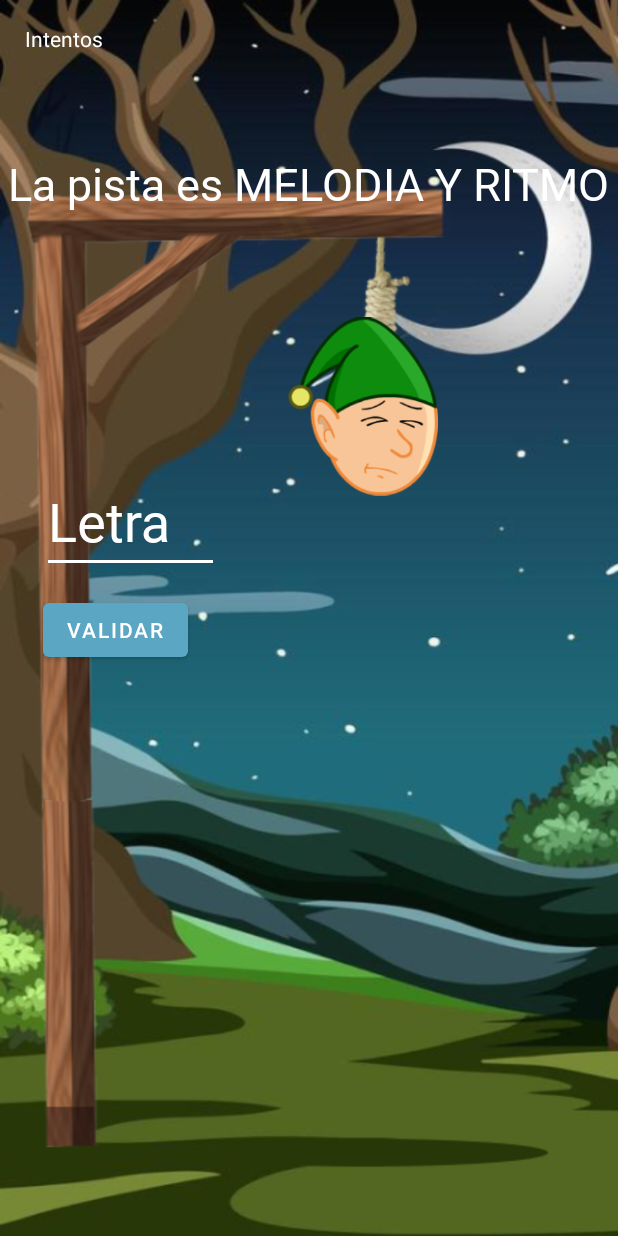
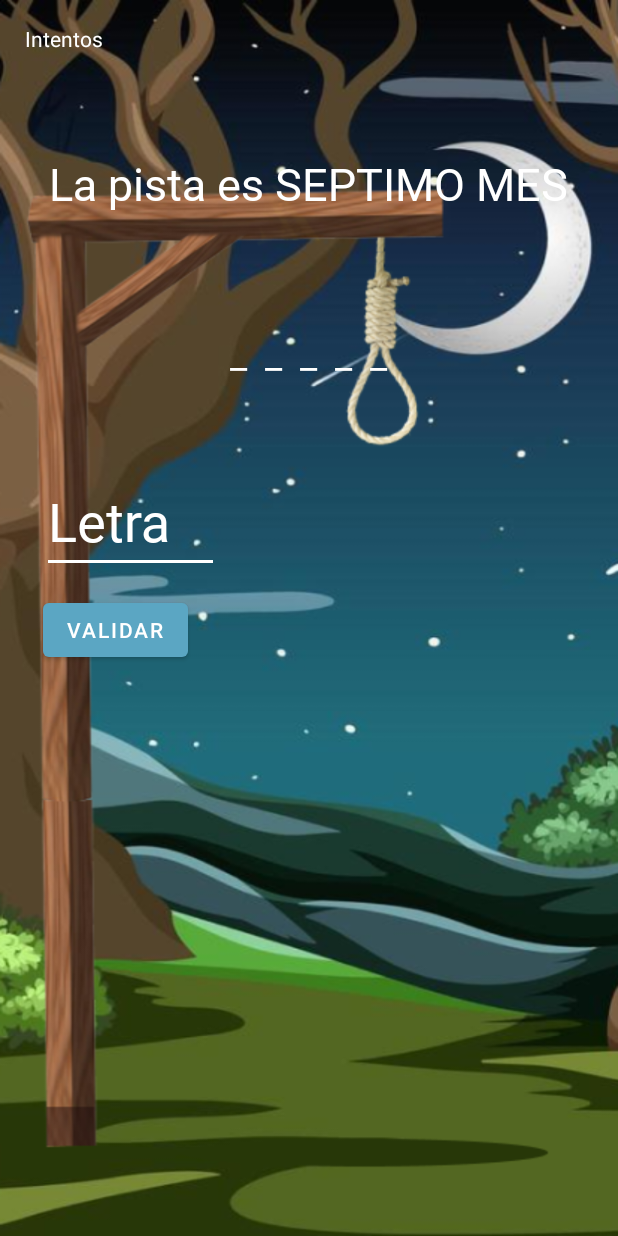
Before and after one commit to alycastro22/JuegoAhorcado, an Android app: the PantallaJuego screen opened directly, with no data from a screen before it, after a tap on "VALIDAR", on a phone screen of 412 x 824 dp. Run offline under Robolectric (Android 15) with nearby library versions, the phone set to English and light mode, and no system bars.

Commit message:
casi casi raza :(

```diff
--- a/app/src/main/java/hn/edu/ujcv/pdm_proyecto1_i_p1_juegoahorcado/PantallaJuego.kt
+++ b/app/src/main/java/hn/edu/ujcv/pdm_proyecto1_i_p1_juegoahorcado/PantallaJuego.kt
@@ -3,13 +3,20 @@
 
 import android.content.Intent
 import android.os.Bundle
+import android.util.ArraySet
 import android.view.View
+import android.widget.LinearLayout
+import android.widget.TextView
+import android.widget.Toast
 import androidx.appcompat.app.AppCompatActivity
+import androidx.core.view.isVisible
 import kotlinx.android.synthetic.main.activity_pantalla_juego.*
+import java.sql.Array
+import java.util.*
 
 class PantallaJuego : AppCompatActivity() {
-    var palabra = mutableMapOf<String,String>("araña" to "Animal 8 patas", "semana" to "Tiene 7 días", "julio" to "Septimo Mes", "cancion" to "Melodia y ritmo", "araña" to "Animal 8 patas ",
-            "carro" to "Vehiculo", "perro" to "Mascota", "rojo" to "Color Pasión", "domingo" to "Día de descanso", "luna" to "satelite natural de la tierra", "año" to "tiene 365 días ")
+    var palabra = mutableMapOf<String,String>("araña" to "Animal 8 patas", "semana" to "Tiene 7 días", "julio" to "Septimo Mes", "cancion" to "Melodia y ritmo", "araña" to "Animal 8 patas ")
+            //"carro" to "Vehiculo", "perro" to "Mascota", "rojo" to "Color Pasión", "domingo" to "Día de descanso", "luna" to "satelite natural de la tierra", "año" to "tiene 365 días ")
     private var palabrax = ""
     private var pistax = ""
     private var intentos = 6
@@ -18,6 +25,8 @@
     private var numchar = 0
     var correcto = false
     var equivocado =  false
+     var resultado = arrayOfNulls<TextView>(0)
+    // var letraArray
 
 
     override fun onCreate(savedInstanceState: Bundle?) {
@@ -26,7 +35,9 @@
         agregarPalabra()
         mostrarpista(palabra)
         btnValidar.setOnClickListener{Validar(palabra)}
-       // muñeco()
+
+        CrearViews()
+        //muñeco()
 
     }
 
@@ -44,52 +55,82 @@
 
      fun mostrarpista(mutableMap: MutableMap<String, String>){
          palabrax = palabra.keys.random()
+         resultado = arrayOfNulls(palabrax.length)
+         //CrearViews()
          pistax = palabra.getValue(palabrax)
+         //muñeco()
 
-        txtPista.text = getString(R.string.Pista1, pistax)
+
+        // resultado = palabrax
+
+         txtPista.text = getString(R.string.Pista1, pistax)
 
     }
 
 
     fun Validar(mutableMap: MutableMap<String, String>) {
-
         numchar = palabrax.length
-
-        /*for (palabraChar in palabrax){
-            val palabraChar : CharArray = palabrax.toCharArray()
-            println(palabraChar[0])
-
-        }*/
+    if(txtpalabra.text.isNotEmpty()){
         for (letra in palabrax){
             var letrausaruio = txtpalabra.text.last()
             if (letra.equals(letrausaruio)){
+                numcorr++
                 correcto = true
-                txtvMostrarPalabra.setText(letra.toString())
-                numcorr++
-            }else{
-                equivocado = true
+                break
             }
 
         }
+        if (!correcto ){
+            --intentos
 
-        if (correcto) {
+            partecuerpo++
+            muñeco()
+            limpiar()
+        }else {
+            MostrarLetra()
+            limpiar()
             if (numcorr == numchar) {
                 val ganar = Intent(this, PantallaGanaste::class.java)
                 startActivity(ganar)
                 //partecuerpo--
-                limpiar()
+
             }
-        }else if(equivocado){
-            partecuerpo++
-            println(partecuerpo)
         }
-        muñeco()
+    }else{
+        Toast.makeText(this, "Debe ingresar Letra", Toast.LENGTH_SHORT).show()
+    }
+        //muñeco()
+
+    }
+
+    private fun CrearViews(){
+        val Ilayout:LinearLayout = findViewById<View>(R.id.layoutlinea) as LinearLayout
+        for ( i : Int in palabrax.indices){
+            resultado[i] = TextView(this)
+            resultado[i]?.id = i
+            resultado[i]?.setTextColor(resources.getColor(R.color.white))
+            resultado[i]?.hint= " _ "
+            resultado[i]?.setHintTextColor(resources.getColor(R.color.white))
+            resultado[i]?.textSize= 25F
+            Ilayout.addView(resultado[i])
+            resultado[i]?.isVisible = true
+        }
+    }
+    private fun MostrarLetra(){
+        val str: String = txtpalabra.text.toString().toLowerCase(Locale.ROOT)
+        for ( i:Int in palabrax.indices){
+            if(txtpalabra.text.single().toLowerCase()== palabrax[i]){
+                resultado[i]?.text = " ".plus(str.toUpperCase(Locale.ROOT)).plus(" ")
+
+            }
+
+        }
     }
 
 
     fun muñeco(){
-        if (partecuerpo<=intentos) {
-            if (partecuerpo == 1) {
+        //if (partecuerpo <=intentos) {
+            if (partecuerpo == 1 ) {
                 imageCabeza.visibility = View.VISIBLE
 
             }
@@ -98,7 +139,7 @@
                 imageCuerpo.visibility = View.VISIBLE
 
             }
-            if (partecuerpo == 3) {
+             if (partecuerpo == 3) {
                 imageCabeza.visibility = View.VISIBLE
                 imageCuerpo.visibility = View.VISIBLE
                 imageBrazoDerecho.visibility = View.VISIBLE
@@ -111,7 +152,7 @@
                 imageBrazoIzquierdo.visibility = View.VISIBLE
 
             }
-            if (partecuerpo == 5) {
+             if (partecuerpo == 5) {
                 imageCabeza.visibility = View.VISIBLE
                 imageCuerpo.visibility = View.VISIBLE
                 imageBrazoDerecho.visibility = View.VISIBLE
@@ -130,7 +171,7 @@
                 startActivity(perder)
 
             }
-        }
+
     }
 
     fun limpiar(){
--- a/app/src/main/res/layout/activity_pantalla_juego.xml
+++ b/app/src/main/res/layout/activity_pantalla_juego.xml
@@ -22,6 +22,20 @@
         app:layout_constraintHorizontal_bias="0.497"
         app:layout_constraintStart_toStartOf="parent"
         app:layout_constraintTop_toTopOf="parent" />
+
+    <LinearLayout
+        android:id="@+id/layoutlinea"
+        android:layout_width="0dp"
+        android:layout_height="50dp"
+        android:layout_marginBottom="563dp"
+        android:gravity="center"
+        android:orientation="horizontal"
+        app:layout_constraintBottom_toBottomOf="parent"
+        app:layout_constraintEnd_toEndOf="parent"
+        app:layout_constraintStart_toStartOf="parent" >
+
+
+    </LinearLayout>
 
     <ImageView
         android:id="@+id/imageBrazoDerecho"
@@ -132,32 +146,18 @@
     <TextView
         android:id="@+id/txvIntento"
         android:layout_width="55dp"
-        android:layout_height="18dp"
+        android:layout_height="0dp"
         android:layout_marginStart="16dp"
         android:layout_marginTop="16dp"
         android:layout_marginEnd="340dp"
+        android:layout_marginBottom="73dp"
         android:text="@string/intentos"
         android:textColor="@color/white"
+        app:layout_constraintBottom_toTopOf="@+id/layoutlinea"
         app:layout_constraintEnd_toEndOf="parent"
         app:layout_constraintStart_toStartOf="parent"
         app:layout_constraintTop_toTopOf="parent" />
 
-    <TextView
-        android:id="@+id/txtvMostrarPalabra"
-        android:layout_width="wrap_content"
-        android:layout_height="wrap_content"
-        android:layout_marginStart="173dp"
-        android:layout_marginTop="148dp"
-        android:layout_marginEnd="180dp"
-        android:autofillHints=""
-        android:backgroundTint="@color/white"
-        android:textColor="@color/white"
-        android:textColorHint="@color/white"
-        android:textSize="24sp"
-        app:layout_constraintEnd_toEndOf="parent"
-        app:layout_constraintHorizontal_bias="0.741"
-        app:layout_constraintStart_toStartOf="parent"
-        app:layout_constraintTop_toTopOf="parent" />
-
+   ¿
 
 </androidx.constraintlayout.widget.ConstraintLayout>
```
